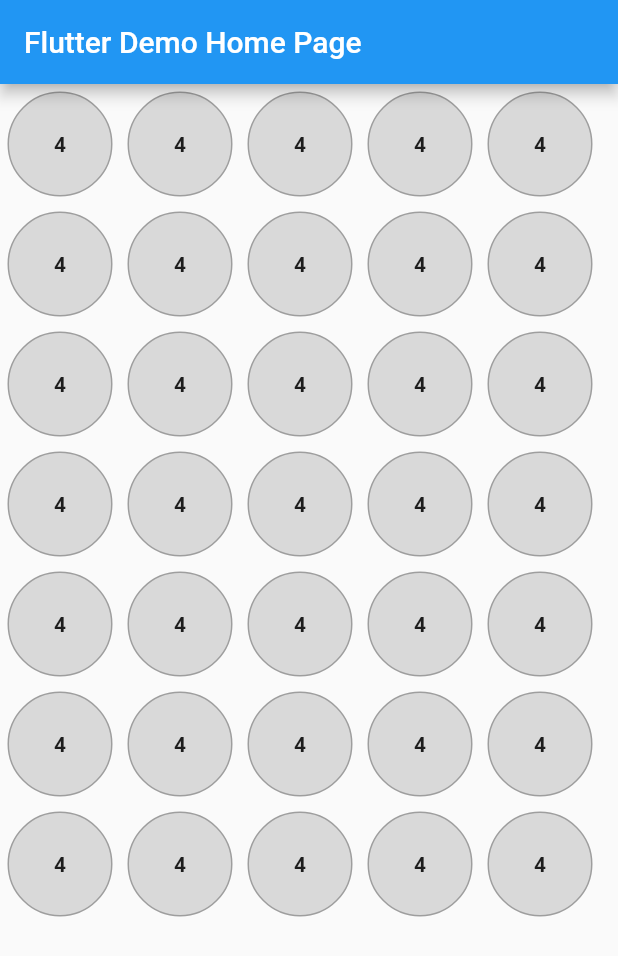
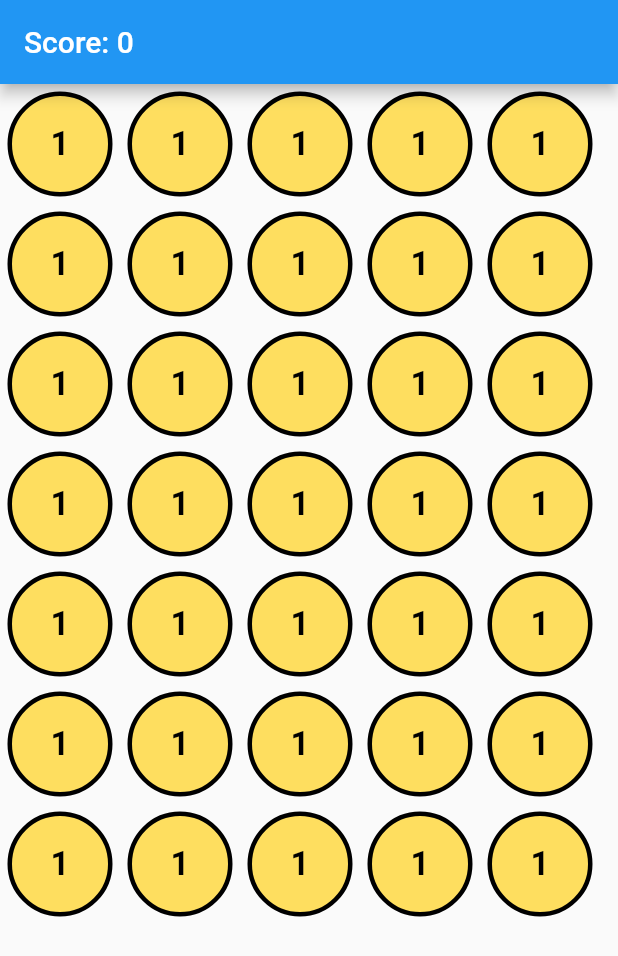
Before and after one commit to lcaprioli/numberz-game, a Flutter app: the screen it shows after launch, on a phone screen of 412 x 824 dp. Shown: the top 956 px of the screen. Run offline on Flutter 3.47's test engine with Material 2 defaults, Android fonts, the phone set to English and light mode, and no system bars.

Commit message:
score added + coloriz tiles

```diff
--- a/lib/main.dart
+++ b/lib/main.dart
@@ -103,9 +103,18 @@ class MyHomePage extends StatefulWidget {
 class _MyHomePageState extends State<MyHomePage> {
   static const _width = 5;
   static const _height = 7;
+
+  static Set<Color> _tileColors = {
+    Color(0xfffede5f),
+    Color(0xffd64915),
+    Color(0xffe36825),
+    Color(0xffb88251),
+    Color(0xff927777),
+  };
+  static Set<Color> _textColors = {Colors.amber};
   List<Tile> _tiles = [];
   Set<int> _selectedTiles = {};
-  int _lastSpawn = Random().nextInt(6);
+  int _lastSpawn = Random().nextInt(5) + 1;
   int _score = 0;
   Timer? _refresh;
 
@@ -115,7 +124,7 @@ class _MyHomePageState extends State<MyHomePage> {
       _width * _height,
       (index) => Tile(
         key: GlobalKey(),
-        number: Random().nextInt(6),
+        number: Random().nextInt(5) + 1,
       ),
     );
     setInitial();
@@ -155,7 +164,7 @@ class _MyHomePageState extends State<MyHomePage> {
     if (_combinationCount() < 3) {
       return _lastSpawn;
     }
-    _lastSpawn = Random().nextInt(6);
+    _lastSpawn = Random().nextInt(5) + 1;
     return _lastSpawn;
   }
 
@@ -184,7 +193,7 @@ class _MyHomePageState extends State<MyHomePage> {
     print(_combinationCount());
     return Scaffold(
       appBar: AppBar(
-        title: Text(widget.title),
+        title: Text('Score: $_score'),
       ),
       body: Listener(
         onPointerMove: (a) {
@@ -199,6 +208,7 @@ class _MyHomePageState extends State<MyHomePage> {
           }
         },
         onPointerUp: (a) {
+          if (_selectedTiles.length > 1) {
             var sequence = true;
             var sequenceInverse = true;
             var match = true;
@@ -236,30 +246,13 @@ class _MyHomePageState extends State<MyHomePage> {
                 _tiles[_selectedTiles.elementAt(i)] = _tiles[_selectedTiles.elementAt(i)].dispose();
               }
             }
+            if (match) {
+              _score += (10 * _selectedTiles.length);
+            } else if (sequence || sequenceInverse) {
+              _score += (50 * _selectedTiles.length);
+            }
+          }
           _selectedTiles = {};
-          /*  if ((num + 1) == next) {
-              match = true;
-              sequence = true;
-              if (sequence) print('sequencia');
-            } else if (_tiles[i].number == _tiles[i + 1].number && !sequence) {
-              match = true;
-            }
-            if (match) _tiles[i] = _tiles[i].dispose(); */ /*  if ((num + 1) == next) {
-              match = true;
-              sequence = true;
-              if (sequence) print('sequencia');
-            } else if (_tiles[i].number == _tiles[i + 1].number && !sequence) {
-              match = true;
-            }
-            if (match) _tiles[i] = _tiles[i].dispose(); */
-          /*
-          _selectedTiles.sort((a, b) => a.number.compareTo(b.number));
-          for (var i = 0; i < _selectedTiles.length - 1; i++) {
-            if (!match) _tiles[i] = _tiles[i].unHit();
-          }
-          for (var i = 0; i < _width * _height; i++) {
-            if (_tiles[i].hasHit) _tiles[i] = _tiles[i].dispose();
-          } */
           for (var i = 0; i < _width * _height; i++) {
             _tiles[i] = _tiles[i].unHit();
           }
@@ -275,10 +268,13 @@ class _MyHomePageState extends State<MyHomePage> {
                 margin: EdgeInsets.all(5),
                 decoration: BoxDecoration(
                   color: _tiles[index].hasHit
-                      ? Colors.pink
-                      : Colors.black.withOpacity(_tiles[index].number / 30),
+                      ? Colors.black
+                      : _tileColors.elementAt(_tiles[index].number - 1),
                   borderRadius: BorderRadius.circular(45),
-                  border: Border.all(color: Colors.grey),
+                  border: Border.all(
+                    color: Colors.black,
+                    width: 3,
+                  ),
                 ),
                 key: _tiles[index].key,
                 duration: Duration(milliseconds: 250),
@@ -287,8 +283,10 @@ class _MyHomePageState extends State<MyHomePage> {
                   child: Center(
                     child: Text(
                       '${_tiles[index].disposed ? '' : _tiles[index].number}',
-                      style:
-                          Theme.of(context).textTheme.bodyText2?.copyWith(fontWeight: FontWeight.bold),
+                      style: Theme.of(context).textTheme.bodyText2?.copyWith(
+                          fontSize: 22,
+                          fontWeight: FontWeight.bold,
+                          color: _tiles[index].hasHit ? Colors.white : Colors.black),
                     ),
                   ),
                 ),
```
Lines whose indentation alone changed are shown as unchanged.
